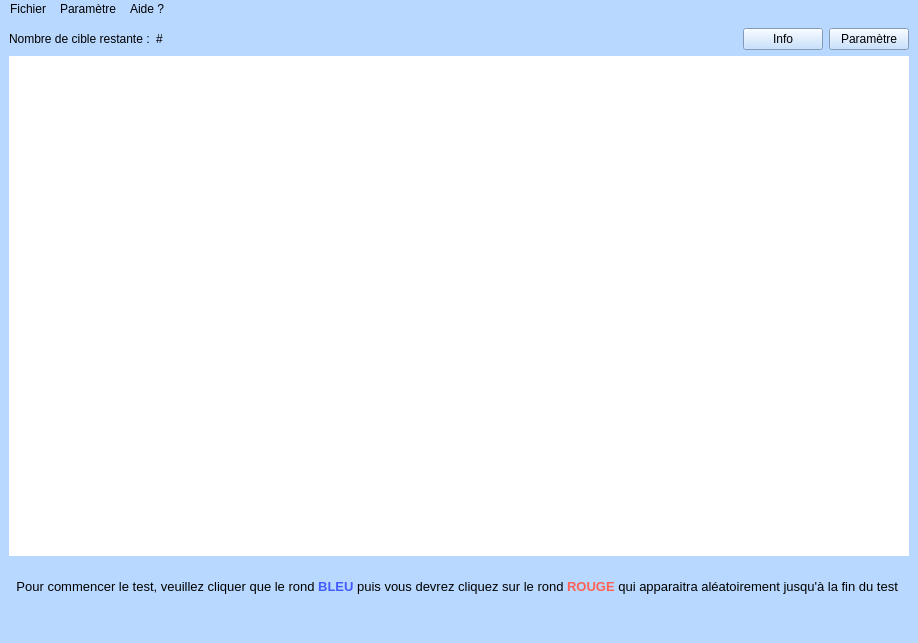
Old version of the form HM40_projet_fitts_RENAUD_CHAUSSON/mainwindow.ui in the repository Nellou90/HM40Fitts.
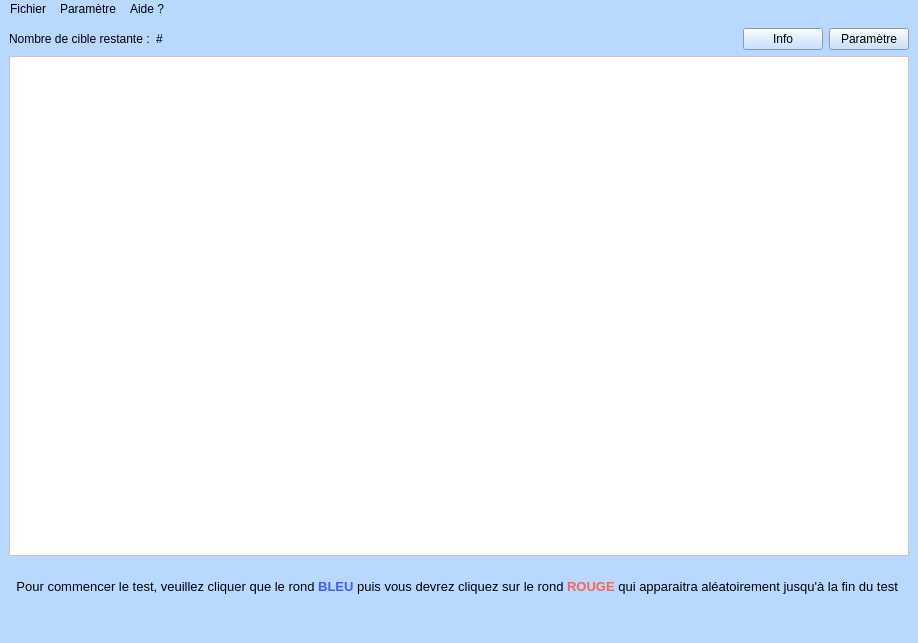
New version of the form.

Commit message: Mise en place de l'appli grace à une QGraphiqueView, c'est long et relou mais on va réussir T-T

What changed in the file:
```diff
--- a/HM40_projet_fitts_RENAUD_CHAUSSON/mainwindow.ui
+++ b/HM40_projet_fitts_RENAUD_CHAUSSON/mainwindow.ui
@@ -57,13 +57,7 @@
      </layout>
     </item>
     <item>
-     <widget class="QWidget" name="widget" native="true">
-      <property name="sizePolicy">
-       <sizepolicy hsizetype="Preferred" vsizetype="Expanding">
-        <horstretch>0</horstretch>
-        <verstretch>0</verstretch>
-       </sizepolicy>
-      </property>
+     <widget class="QGraphicsView" name="testView">
       <property name="minimumSize">
        <size>
         <width>900</width>
```
The commit also changes 6 other files.
